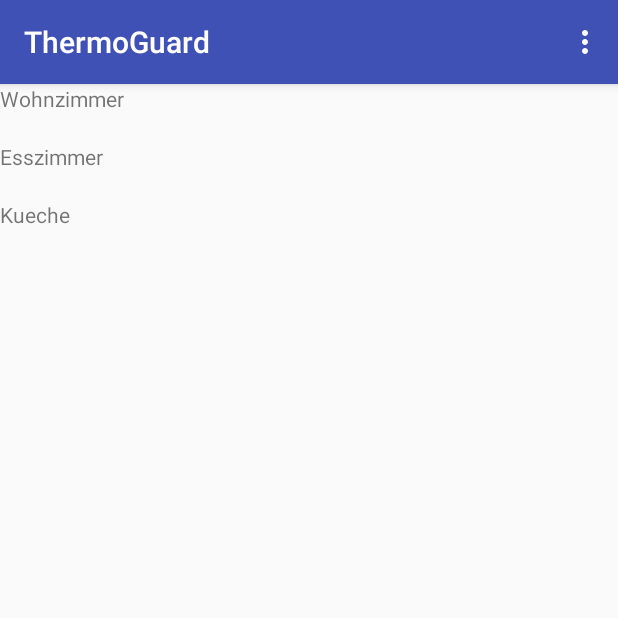
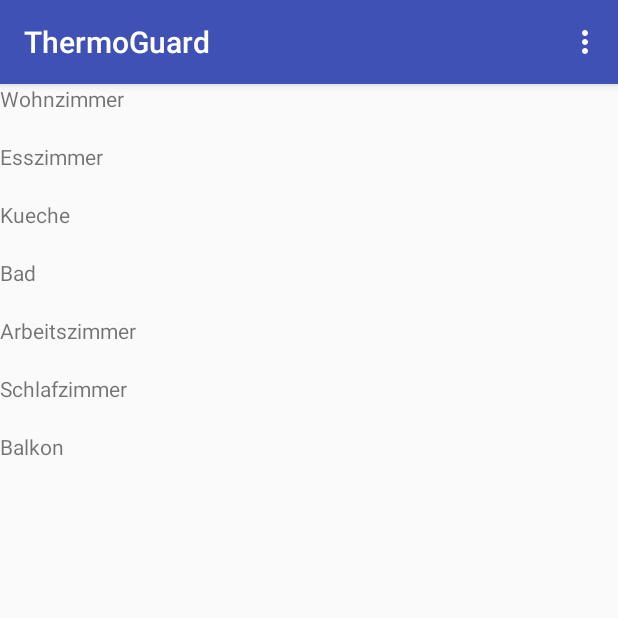
Before and after one commit to MarenSte/ThermoGuard, an Android app: the screen it shows after launch (MainActivity), on a phone screen of 412 x 824 dp, the top half of it. Run offline under Robolectric (Android 15) with nearby library versions, the phone set to English and light mode, and no system bars.

Commit message:
Keys ausgeblendet

```diff
--- a/Android/ThermoGuard/app/src/main/java/com/example/marensteinkamp/thermoguard/MainActivity.java
+++ b/Android/ThermoGuard/app/src/main/java/com/example/marensteinkamp/thermoguard/MainActivity.java
@@ -109,9 +109,17 @@ public class MainActivity extends AppCompatActivity {
         textWohn=findViewById(R.id.wohn);
         textEss=findViewById(R.id.ess);
         textKueche=findViewById(R.id.kueche);
+        textBad=findViewById(R.id.bad);
+        textArbeit=findViewById(R.id.arbeit);
+        textSchlaf=findViewById(R.id.schlaf);
+        textBalkon=findViewById(R.id.balkon);
         textViews.add(textWohn);
         textViews.add(textEss);
         textViews.add(textKueche);
+        textViews.add(textBad);
+        textViews.add(textArbeit);
+        textViews.add(textSchlaf);
+        textViews.add(textBalkon);
 
         initializeTempSensors();
 
@@ -269,8 +277,14 @@ public class MainActivity extends AppCompatActivity {
         if(string != null && string.length() > 0 && string.charAt(string.length()-1)==';'){
             string = string.substring(0, string.length() - 1);
             String tmp[]=string.split(",");
-            double temp=Double.valueOf(tmp[0]);
-            double hum=Double.valueOf(tmp[1]);
+            double temp=0.0;
+            double hum=0.0;
+            if(tmp[0].charAt(0)!='n'){
+                temp=Double.valueOf(tmp[0]);
+            }
+            if(tmp[1].charAt(0)!='n'){
+                hum=Double.valueOf(tmp[1]);
+            }
             sensor.setTemp(temp);
             sensor.setHum(hum);
         }
@@ -301,19 +315,19 @@ public class MainActivity extends AppCompatActivity {
     }
 
     private void initializeThingSpeakChannels(){
-        ThingSpeak neu=new ThingSpeak(520484,"8FZRH3LVN30XE5XD","W4LCE87JEFM7RCIT","Wohnzimmer");
+        ThingSpeak neu=new ThingSpeak(getResources().getInteger(R.integer.key_wohn),getResources().getString(R.string.key_wohn_write),getResources().getString(R.string.key_wohn_read),"Wohnzimmer");
         thingSpeakList.add(neu);
-        neu= new ThingSpeak(520489,"5O45PVMU95YOKWYA","8YAIVV4TF96VZ6JO","Esszimmer");
+        neu= new ThingSpeak(getResources().getInteger(R.integer.key_ess),getResources().getString(R.string.key_ess_write),getResources().getString(R.string.key_ess_read),"Esszimmer");
         thingSpeakList.add(neu);
-        neu=new ThingSpeak(520490,"DK4G4AOH687GZED7","YXMLA6AKMPJ7Z1M7","Kueche");
+        neu=new ThingSpeak(getResources().getInteger(R.integer.key_kueche),getResources().getString(R.string.key_kueche_write),getResources().getString(R.string.key_kueche_read),"Kueche");
         thingSpeakList.add(neu);
-        neu=new ThingSpeak(520763,"0QH52WF61QBGOJ4G","ROUWP6QHFX98DCXG","Bad");
+        neu=new ThingSpeak(getResources().getInteger(R.integer.key_bad),getResources().getString(R.string.key_bad_write),getResources().getString(R.string.key_bad_read),"Bad");
         thingSpeakList.add(neu);
-        neu=new ThingSpeak(520764,"1SJ3K8JTKKENY66O","3RIZ0JRMHVAISREQ","Arbeitszimmer");
+        neu=new ThingSpeak(getResources().getInteger(R.integer.key_arbeit),getResources().getString(R.string.key_arbeit_write),getResources().getString(R.string.key_arbeit_read),"Arbeitszimmer");
         thingSpeakList.add(neu);
-        neu=new ThingSpeak(520766,"I2MQ9RGIDKHSN7PB","BE8EUHER3O00E7LS","Schlafzimmer");
+        neu=new ThingSpeak(getResources().getInteger(R.integer.key_schlaf),getResources().getString(R.string.key_schlaf_write),getResources().getString(R.string.key_schlaf_read),"Schlafzimmer");
         thingSpeakList.add(neu);
-        neu=new ThingSpeak(520767,"DDLA7HAI6XPQKIHR","SNSYCY2JHF2CMYTH","Balkon");
+        neu=new ThingSpeak(getResources().getInteger(R.integer.key_balkon),getResources().getString(R.string.key_balkon_write),getResources().getString(R.string.key_balkon_read),"Balkon");
         thingSpeakList.add(neu);
     }
 
--- a/Android/ThermoGuard/app/src/main/res/layout/content_main.xml
+++ b/Android/ThermoGuard/app/src/main/res/layout/content_main.xml
@@ -37,6 +37,38 @@
             android:layout_width="match_parent"
             android:layout_height="wrap_content"
             android:id="@+id/kueche"/>
+        <TextView
+            android:layout_width="match_parent"
+            android:layout_height="wrap_content"
+            android:text="@string/bad"/>
+        <TextView
+            android:layout_width="match_parent"
+            android:layout_height="wrap_content"
+            android:id="@+id/bad"/>
+        <TextView
+            android:layout_width="match_parent"
+            android:layout_height="wrap_content"
+            android:text="@string/arbeitszimmer"/>
+        <TextView
+            android:layout_width="match_parent"
+            android:layout_height="wrap_content"
+            android:id="@+id/arbeit"/>
+        <TextView
+            android:layout_width="match_parent"
+            android:layout_height="wrap_content"
+            android:text="@string/schlafzimmer"/>
+        <TextView
+            android:layout_width="match_parent"
+            android:layout_height="wrap_content"
+            android:id="@+id/schlaf"/>
+        <TextView
+            android:layout_width="match_parent"
+            android:layout_height="wrap_content"
+            android:text="@string/balkon"/>
+        <TextView
+            android:layout_width="match_parent"
+            android:layout_height="wrap_content"
+            android:id="@+id/balkon"/>
 
     </LinearLayout>
 
```
Also changed, not shown: Android/ThermoGuard/app/src/main/java/com/example/marensteinkamp/thermoguard/BluetoothService.java (+5 -3 lines), 1 other file.
